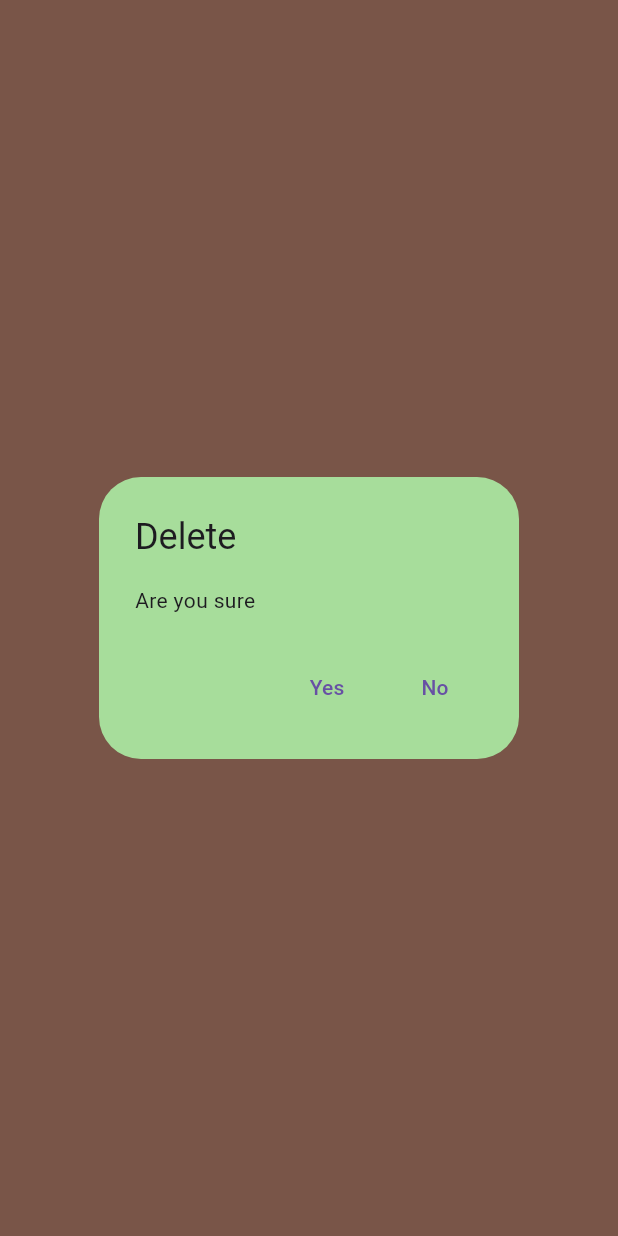
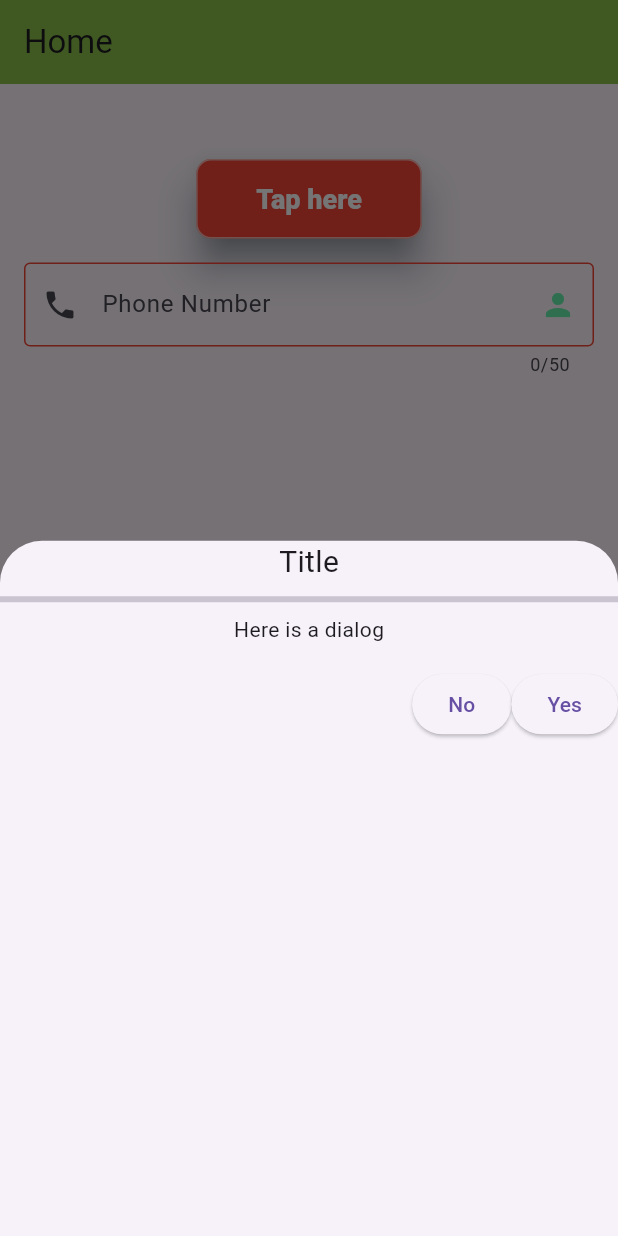
Before and after one commit to atik2100/practice_code, a Flutter app: the screen it shows after launch, after a tap on "Tap here", on a phone screen of 412 x 824 dp. Run offline on Flutter 3.47's test engine with Material 3 defaults, Android fonts, the phone set to English and light mode, and no system bars.

Commit message:
new code

```diff
--- a/lib/main.dart
+++ b/lib/main.dart
@@ -51,92 +51,78 @@ class Home extends StatelessWidget {
                 ),
               ),
               onPressed: () {
-                showDialog(
-                    barrierColor: Colors.brown,
-                    barrierDismissible: true,
+                showModalBottomSheet(
                     context: context,
-                    builder: (context) {
-                      return AlertDialog(
-                        title: Text('Delete'),
-                        backgroundColor: Color(0xFFA7DD9B),
-                        content: Text('Are you sure'),
-                        actions: [
-                          TextButton(onPressed: () {}, child: Text('Yes')),
-                          TextButton(onPressed: () {}, child: Text('No')),
+                    builder: (ctx) {
+                      return Column(
+                        children: [
+                          Row(
+                            mainAxisAlignment: MainAxisAlignment.center,
+                            children: [
+                              Text(
+                                'Title',
+                                style: TextStyle(fontSize: 20),
+                              ),
+                            ],
+                          ),
+                          Divider(
+                            height: 20,
+                            thickness: 4,
+                          ),
+                          Text('Here is a dialog'),
+                          SizedBox(height: 16),
+                          Row(
+                            mainAxisAlignment: MainAxisAlignment.end,
+                            children: [
+                              ElevatedButton(
+                                  onPressed: () {}, child: Text('No')),
+                              ElevatedButton(
+                                  onPressed: () {}, child: Text('Yes')),
+                            ],
+                          ),
                         ],
                       );
                     });
               },
               child: Text('Tap here'),
             ),
-            SizedBox(height: 32),
-            TextButton(
-                style: TextButton.styleFrom(
-                  foregroundColor: Colors.blue,
-                  textStyle: TextStyle(
-                    decoration: TextDecoration.underline,
-                    decorationThickness: 2,
+            Padding(
+              padding: EdgeInsets.all(16),
+              child: TextField(
+                maxLines: 1,
+                textAlign: TextAlign.center,
+                maxLength: 50,
+                onChanged: (String? value) {
+                  print(value);
+                },
+                decoration: InputDecoration(
+                  label: Text('Phone Number'),
+                  border: OutlineInputBorder(
+                    borderSide: BorderSide(
+                      color: Colors.red,
+                    ),
                   ),
+                  enabledBorder: OutlineInputBorder(
+                    borderSide: BorderSide(color: Colors.red),
+                  ),
+                  focusedBorder: OutlineInputBorder(
+                    borderSide: BorderSide(color: Colors.green),
+                  ),
+                  hintText: 'input your phone number',
+                  hintStyle: TextStyle(
+                    color: Colors.grey.shade400,
+                  ),
+                  prefixIcon: Icon(Icons.phone),
+                  suffixIcon: Icon(Icons.person),
+                  suffixIconColor: Colors.greenAccent,
                 ),
-                onPressed: () {
-                  print('tapped text button');
-                },
-                child: Text('Text button')),
-            SizedBox(height: 32),
-            IconButton(
-              style: IconButton.styleFrom(),
-              onPressed: () {
-                print('tapped icon button');
-              },
-              icon: Icon(Icons.add),
-            ),
-            SizedBox(height: 32),
-            OutlinedButton(
-              style: OutlinedButton.styleFrom(),
-              onPressed: () {
-                print('tapped outline button');
-              },
-              child: Text('Outline Button'),
-            ),
-            SizedBox(height: 32),
-            GestureDetector(
-              onTap: () {
-                print('one tap');
-              },
-              onDoubleTap: () {
-                print('double tap');
-              },
-              onLongPress: () {
-                print('long press');
-              },
-              onLongPressEnd: (Details) {
-                print('long press end');
-              },
-              onHorizontalDragDown: (Details) {
-                print('horizontal');
-              },
-              child: Column(
-                children: [
-                  Text('A simple Text'),
-                ],
+                keyboardType: TextInputType.phone,
+                enabled: true,
               ),
-            ),
-            InkWell(
-              splashColor: Colors.blue,
-              onTap: () {
-                print('ink well');
-              },
-              child: Text('A Ink Well Text'),
             ),
           ],
         ),
       ),
-      floatingActionButton: FloatingActionButton(
-        onPressed: () {
-          print('tapped fab button');
-        },
-        child: Icon(Icons.add),
-      ),
     );
   }
 }
```
